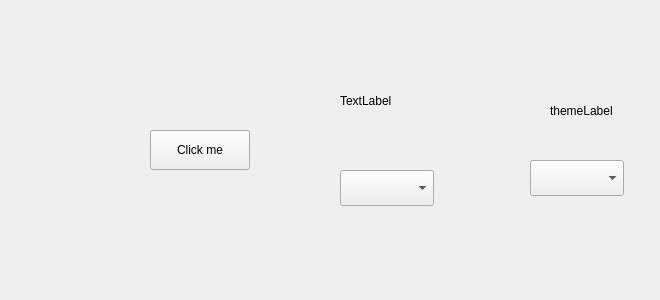
HuangNO1/stellar-neo, file ui/components/settings.ui: the form before one commit.
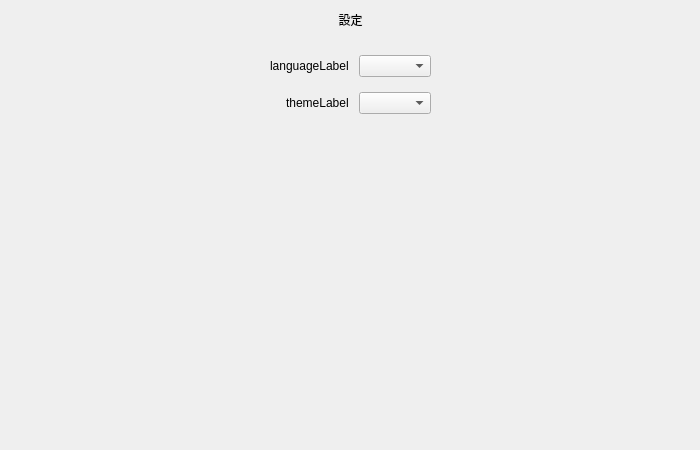
The form after the commit. Custom widgets are drawn as their Qt base class.

Commit message: fix: 修正 setting 中使用 MessageBox 會導致 切換主題刷新組件的 GC問題，後續所有頁面都要修正

The edit to the form file:
```diff
--- a/ui/components/settings.ui
+++ b/ui/components/settings.ui
@@ -6,81 +6,130 @@
    <rect>
     <x>0</x>
     <y>0</y>
-    <width>660</width>
-    <height>300</height>
+    <width>700</width>
+    <height>450</height>
    </rect>
   </property>
-  <widget class="PushButton" name="applyButton">
-   <property name="geometry">
-    <rect>
-     <x>150</x>
-     <y>130</y>
-     <width>100</width>
-     <height>40</height>
-    </rect>
-   </property>
-   <property name="text">
-    <string>Click me</string>
-   </property>
-  </widget>
-  <widget class="ComboBox" name="languageComboBox">
-   <property name="geometry">
-    <rect>
-     <x>340</x>
-     <y>170</y>
-     <width>94</width>
-     <height>36</height>
-    </rect>
-   </property>
-  </widget>
-  <widget class="ComboBox" name="themeComboBox">
-   <property name="geometry">
-    <rect>
-     <x>530</x>
-     <y>160</y>
-     <width>94</width>
-     <height>36</height>
-    </rect>
-   </property>
-  </widget>
-  <widget class="QLabel" name="languageLabel">
-   <property name="geometry">
-    <rect>
-     <x>340</x>
-     <y>90</y>
-     <width>71</width>
-     <height>22</height>
-    </rect>
-   </property>
-   <property name="text">
-    <string>TextLabel</string>
-   </property>
-  </widget>
-  <widget class="QLabel" name="themeLabel">
-   <property name="geometry">
-    <rect>
-     <x>550</x>
-     <y>100</y>
-     <width>71</width>
-     <height>22</height>
-    </rect>
-   </property>
-   <property name="text">
-    <string>themeLabel</string>
-   </property>
-  </widget>
+  <property name="windowTitle">
+   <string>Form</string>
+  </property>
+  <layout class="QHBoxLayout" name="mainHorizontalLayout">
+   <item>
+    <spacer name="leftSpacer">
+     <property name="orientation">
+      <enum>Qt::Horizontal</enum>
+     </property>
+     <property name="sizeHint" stdset="0">
+      <size>
+       <width>40</width>
+       <height>20</height>
+      </size>
+     </property>
+    </spacer>
+   </item>
+   <item>
+    <layout class="QVBoxLayout" name="contentVerticalLayout">
+     <item>
+      <widget class="TitleLabel" name="titleLabel">
+       <property name="text">
+        <string>設定</string>
+       </property>
+       <property name="alignment">
+        <set>Qt::AlignCenter</set>
+       </property>
+      </widget>
+     </item>
+     <item>
+      <layout class="QFormLayout" name="formLayout">
+       <property name="labelAlignment">
+        <set>Qt::AlignRight|Qt::AlignTrailing|Qt::AlignVCenter</set>
+       </property>
+       <property name="horizontalSpacing">
+        <number>10</number>
+       </property>
+       <property name="verticalSpacing">
+        <number>15</number>
+       </property>
+       <property name="leftMargin">
+        <number>10</number>
+       </property>
+       <property name="topMargin">
+        <number>20</number>
+       </property>
+       <property name="rightMargin">
+        <number>10</number>
+       </property>
+       <property name="bottomMargin">
+        <number>10</number>
+       </property>
+       <item row="0" column="0">
+        <widget class="SubtitleLabel" name="languageLabel">
+         <property name="text">
+          <string>languageLabel</string>
+         </property>
+        </widget>
+       </item>
+       <item row="0" column="1">
+        <widget class="ComboBox" name="languageComboBox"/>
+       </item>
+       <item row="1" column="0">
+        <widget class="SubtitleLabel" name="themeLabel">
+         <property name="text">
+          <string>themeLabel</string>
+         </property>
+        </widget>
+       </item>
+       <item row="1" column="1">
+        <widget class="ComboBox" name="themeComboBox"/>
+       </item>
+      </layout>
+     </item>
+     <item>
+      <spacer name="bottomSpacer">
+       <property name="orientation">
+        <enum>Qt::Vertical</enum>
+       </property>
+       <property name="sizeHint" stdset="0">
+        <size>
+         <width>20</width>
+         <height>40</height>
+        </size>
+       </property>
+      </spacer>
+     </item>
+    </layout>
+   </item>
+   <item>
+    <spacer name="rightSpacer">
+     <property name="orientation">
+      <enum>Qt::Horizontal</enum>
+     </property>
+     <property name="sizeHint" stdset="0">
+      <size>
+       <width>40</width>
+       <height>20</height>
+      </size>
+     </property>
+    </spacer>
+   </item>
+  </layout>
  </widget>
  <customwidgets>
-  <customwidget>
-   <class>PushButton</class>
-   <extends>QPushButton</extends>
-   <header>qfluentwidgets</header>
-  </customwidget>
   <customwidget>
    <class>ComboBox</class>
    <extends>QComboBox</extends>
    <header>qfluentwidgets</header>
   </customwidget>
+  <customwidget>
+   <class>TitleLabel</class>
+   <extends>QLabel</extends>
+   <header>qfluentwidgets</header>
+  </customwidget>
+  <customwidget>
+   <class>SubtitleLabel</class>
+   <extends>QLabel</extends>
+   <header>qfluentwidgets</header>
+  </customwidget>
  </customwidgets>
  <resources/>
  <connections/>
```
The commit also changes 2 other files.
